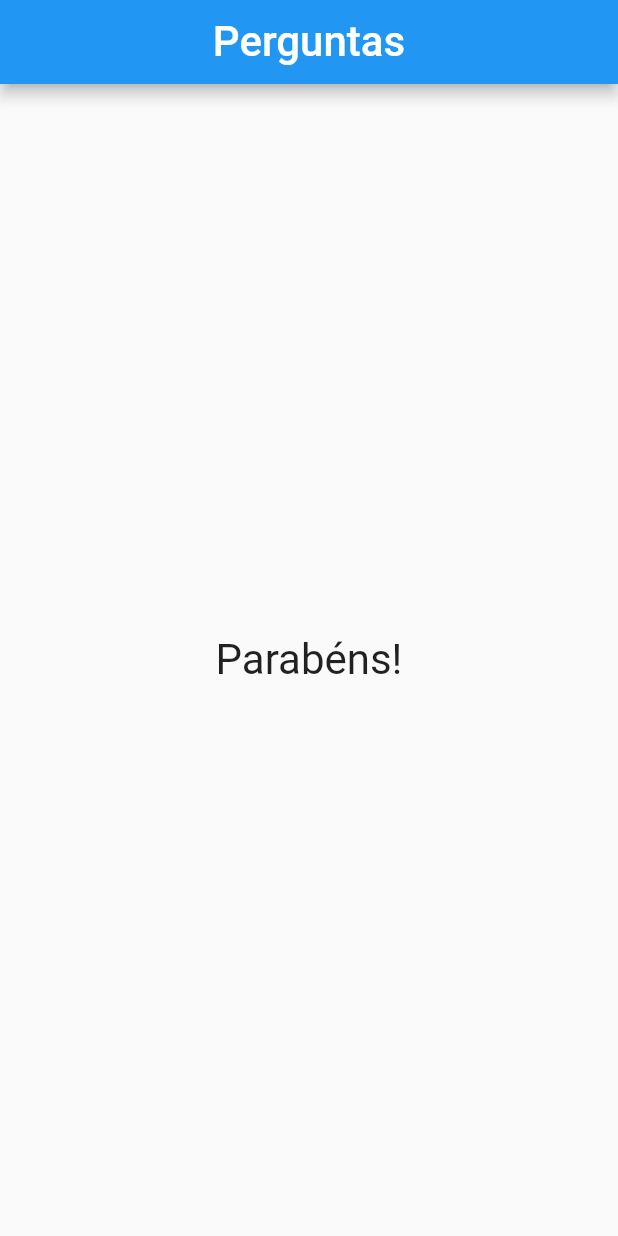
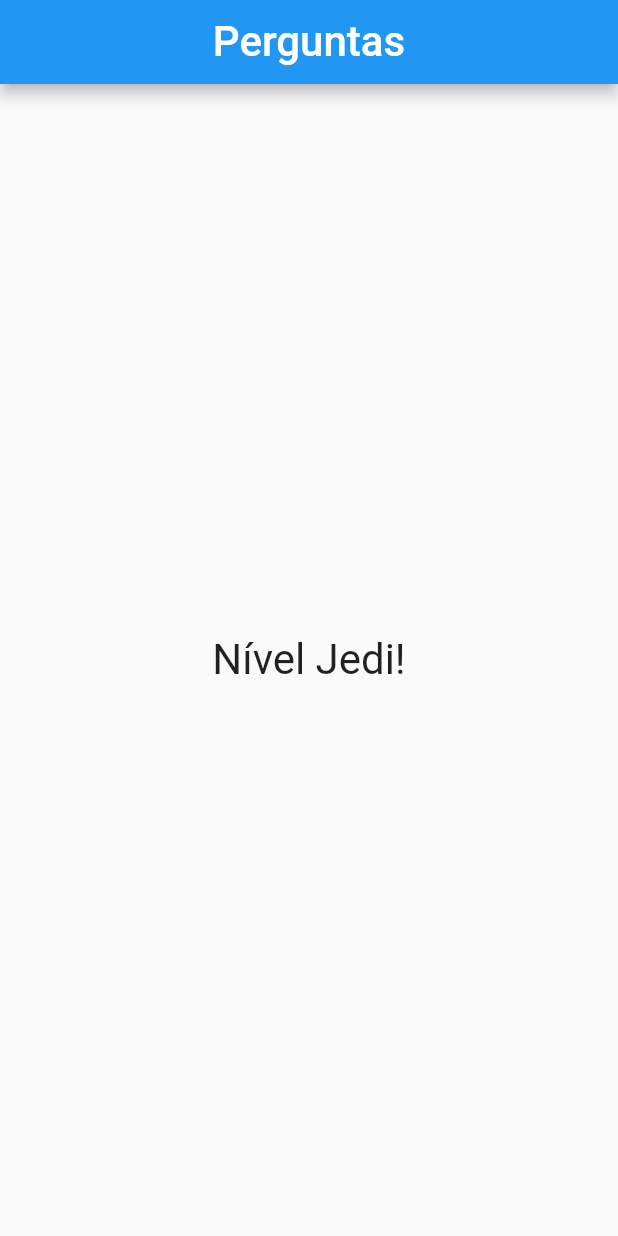
Before and after one commit to nagpaulo/projeto-perguntas, a Flutter app: the screen it shows after launch, after a tap on "Preto", after a tap on "Cobra", after a tap on "Daniel", on a phone screen of 412 x 824 dp. Run offline on Flutter 3.47's test engine with Material 2 defaults, Android fonts, the phone set to English and light mode, and no system bars.

Commit message:
Ajuste nos resultados

```diff
--- a/lib/main.dart
+++ b/lib/main.dart
@@ -16,7 +16,6 @@ class _PerguntaAppState extends State<PerguntaApp> {
   int _perguntaSelecionada = 0;
   int _pontuacaoTotal = 0;
   final String _title = "Perguntas";
-  final String data = 'Parabéns!';
   final List<Map<String, dynamic>> _perguntas = const [
     {
       'texto': 'Qual é a sua cor favorita?',
@@ -94,7 +93,7 @@ class _PerguntaAppState extends State<PerguntaApp> {
                 perguntas: _perguntas,
                 widget: widget,
               )
-            : Resultado(data),
+            : Resultado(_pontuacaoTotal),
       ),
     );
   }
--- a/lib/resultado.dart
+++ b/lib/resultado.dart
@@ -3,15 +3,29 @@ import 'package:flutter/src/widgets/framework.dart';
 import 'package:flutter/widgets.dart';
 
 class Resultado extends StatelessWidget {
-  String data;
+  final int pontuacao;
 
-  Resultado(this.data, {super.key});
+  const Resultado(this.pontuacao, {super.key});
+
+  String get fraseResultado {
+    String result = "Algo de errado, ocorreu!";
+
+    if (pontuacao < 8)
+      result = "Parabéns!";
+    else if (pontuacao < 12)
+      result = "Você é bom!";
+    else if (pontuacao < 16)
+      result = "Impressionante!";
+    else
+      result = "Nível Jedi!";
+    return result;
+  }
 
   @override
   Widget build(BuildContext context) {
     return Center(
       child: Text(
-        data,
+        fraseResultado,
         style: TextStyle(
           fontSize: 28,
         ),
```
